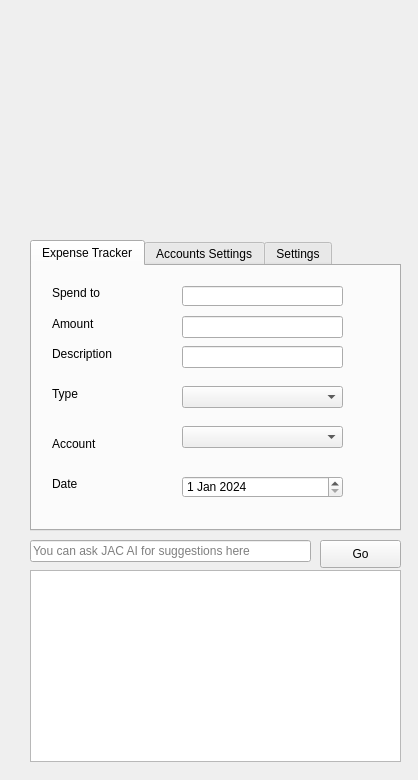
Above: desktop_app/Designs/jac_ai.ui from TechMaverik/Jac_Ai before the change. Below: the same form after it.
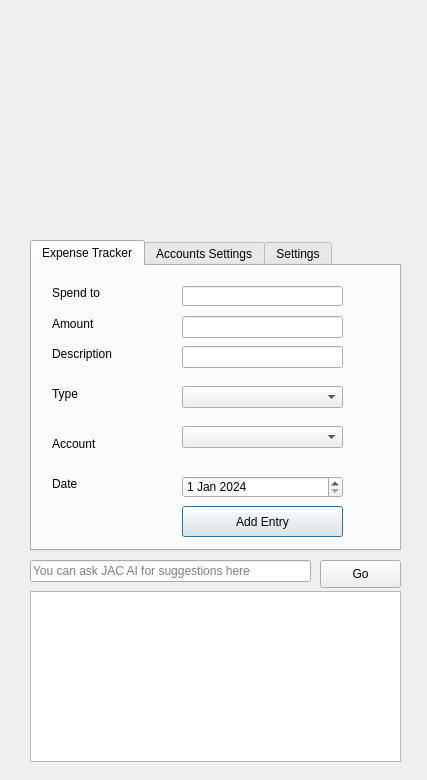
That is the form after the change. Icons and pictures are not drawn.

The edit to the form file:
```diff
--- a/desktop_app/Designs/jac_ai.ui
+++ b/desktop_app/Designs/jac_ai.ui
@@ -6,7 +6,7 @@
    <rect>
     <x>0</x>
     <y>0</y>
-    <width>418</width>
+    <width>427</width>
     <height>780</height>
    </rect>
   </property>
@@ -39,7 +39,7 @@
      <x>30</x>
      <y>240</y>
      <width>371</width>
-     <height>291</height>
+     <height>311</height>
     </rect>
    </property>
    <property name="currentIndex">
@@ -197,6 +197,19 @@
       </datetime>
      </property>
     </widget>
+    <widget class="QPushButton" name="pushButton_5">
+     <property name="geometry">
+      <rect>
+       <x>150</x>
+       <y>240</y>
+       <width>161</width>
+       <height>31</height>
+      </rect>
+     </property>
+     <property name="text">
+      <string>Add Entry</string>
+     </property>
+    </widget>
    </widget>
    <widget class="QWidget" name="account">
     <attribute name="title">
@@ -427,7 +440,7 @@
    <property name="geometry">
     <rect>
      <x>30</x>
-     <y>540</y>
+     <y>560</y>
      <width>281</width>
      <height>22</height>
     </rect>
@@ -440,9 +453,9 @@
    <property name="geometry">
     <rect>
      <x>30</x>
-     <y>570</y>
+     <y>591</y>
      <width>371</width>
-     <height>192</height>
+     <height>171</height>
     </rect>
    </property>
   </widget>
@@ -450,7 +463,7 @@
    <property name="geometry">
     <rect>
      <x>320</x>
-     <y>540</y>
+     <y>560</y>
      <width>81</width>
      <height>28</height>
     </rect>
```
